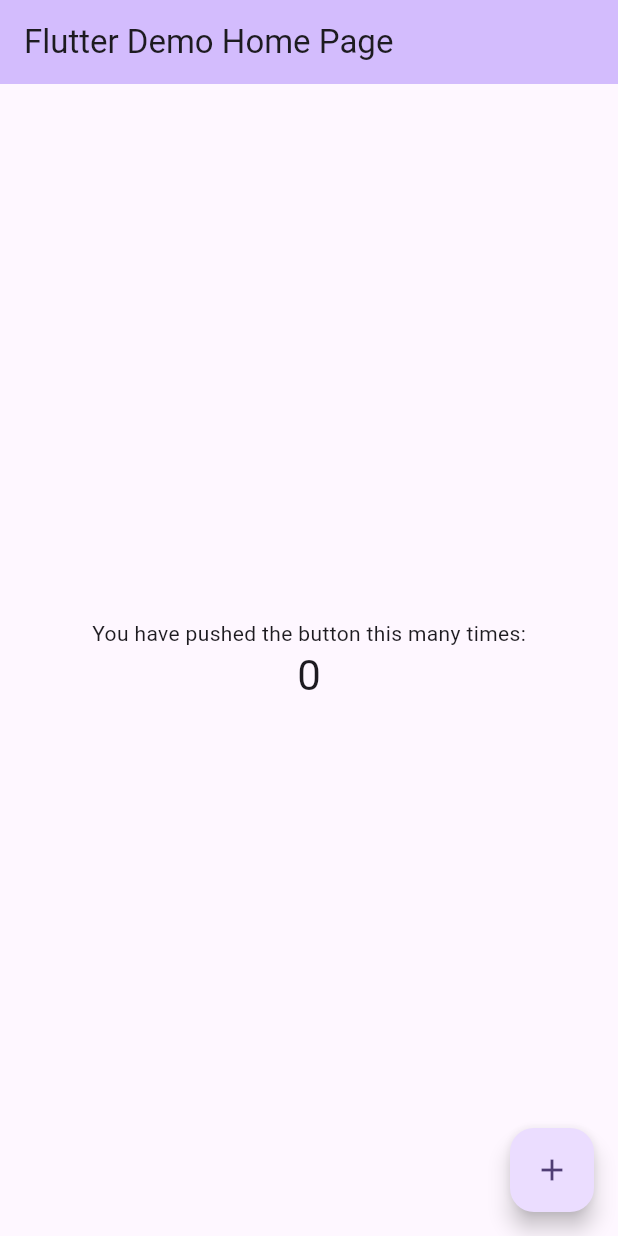
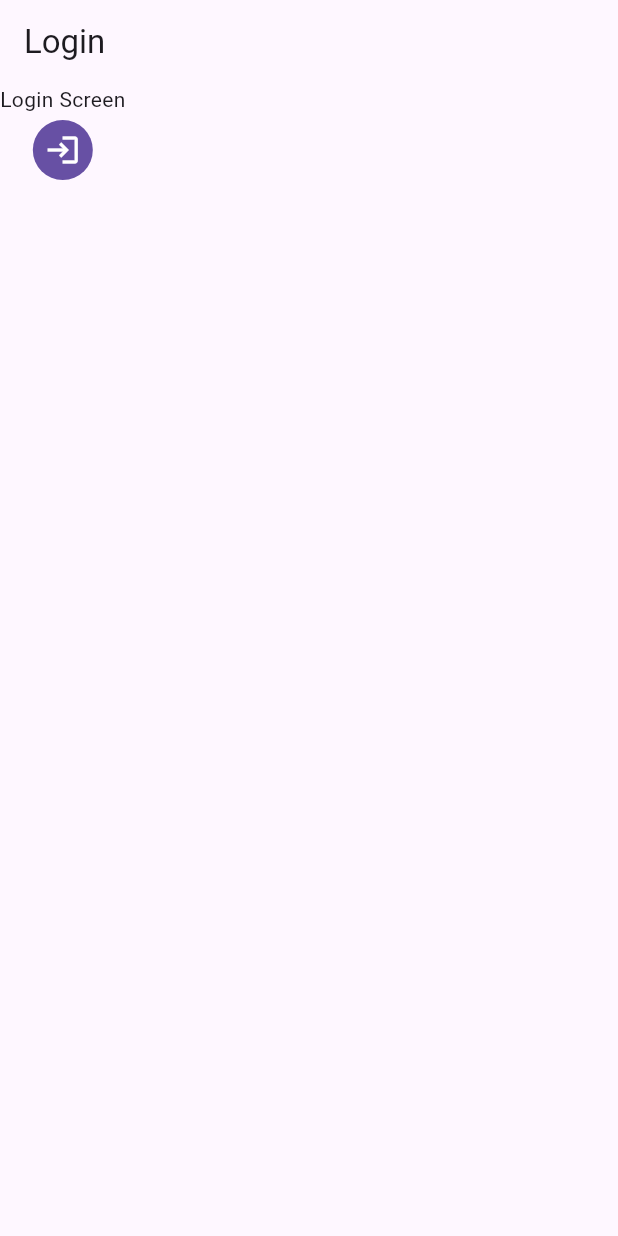
Before and after one commit to beto-dt/planets_flutter, a Flutter app: the screen it shows after launch, on a phone screen of 412 x 824 dp. Run offline on Flutter 3.47's test engine with Material 3 defaults, Android fonts, the phone set to English and light mode, and no system bars; our stand-ins replace flutter_riverpod, go_router.

Commit message:
feat:Creacion de la estructura de carpetas con clean Code  y configuracion de goROuter para el enrutamiento

```diff
--- /dev/null
+++ b/lib/core/route/go_router_provider.dart
@@ -0,0 +1,23 @@
+import 'package:flutter_riverpod/flutter_riverpod.dart';
+import 'package:go_router/go_router.dart';
+import 'package:planets_flutter/core/route/route_name.dart';
+import 'package:planets_flutter/features/login/presentation/ui/login_screen.dart';
+import 'package:planets_flutter/features/signup/presentation/ui/signup_screen.dart';
+
+final goRouterProvider = Provider<GoRouter>((ref) {
+  return GoRouter(
+    initialLocation: '/login',
+    routes: [
+      GoRoute(
+        path: '/login',
+        name: loginRoute,
+        builder: (context, state) => const LoginScreen(),
+      ),
+      GoRoute(
+        path: '/signup',
+        name: signUpRoute,
+        builder: (context, state) => const SignUpScreen(),
+      ),
+    ]
+  );
+});
--- /dev/null
+++ b/lib/core/route/route_name.dart
@@ -0,0 +1,2 @@
+const String loginRoute = 'login';
+const String signUpRoute = 'signup';
--- /dev/null
+++ b/lib/features/login/presentation/ui/login_screen.dart
@@ -0,0 +1,34 @@
+import 'package:flutter/material.dart';
+import 'package:flutter_riverpod/flutter_riverpod.dart';
+import 'package:go_router/go_router.dart';
+
+class LoginScreen extends ConsumerStatefulWidget {
+  const LoginScreen({super.key});
+
+  @override
+  ConsumerState<ConsumerStatefulWidget> createState() => _LoginScreenState();
+}
+
+class _LoginScreenState extends ConsumerState<LoginScreen> {
+    @override
+  Widget build(BuildContext context) {
+    return Scaffold(
+      appBar: AppBar(
+        title: const Text('Login'),
+      ),
+      body: SingleChildScrollView(
+        child: Column(
+          children: [
+            const Text('Login Screen'),
+            IconButton.filled(
+                onPressed: (){
+                  context.push('/signup');
+                },
+                icon: const Icon(Icons.login_outlined)
+            )
+          ],
+        ),
+      ),
+    );
+  }
+}
--- /dev/null
+++ b/lib/features/signup/presentation/ui/signup_screen.dart
@@ -0,0 +1,27 @@
+import 'package:flutter/material.dart';
+import 'package:flutter_riverpod/flutter_riverpod.dart';
+
+class SignUpScreen extends ConsumerStatefulWidget {
+  const SignUpScreen({super.key});
+
+  @override
+  ConsumerState<ConsumerStatefulWidget> createState() => _SignUpScreenState();
+}
+
+class _SignUpScreenState extends ConsumerState<SignUpScreen> {
+  @override
+  Widget build(BuildContext context) {
+    return Scaffold(
+      appBar: AppBar(
+        title: const Text('SignUp'),
+      ),
+      body: const SingleChildScrollView(
+        child: Column(
+          children: [
+            Text('SignUp Screen')
+          ],
+        ),
+      ),
+    );
+  }
+}
--- a/lib/main.dart
+++ b/lib/main.dart
@@ -1,125 +1,11 @@
 import 'package:flutter/material.dart';
+import 'package:flutter_riverpod/flutter_riverpod.dart';
+import 'package:planets_flutter/main_widget.dart';
 
 void main() {
-  runApp(const MyApp());
+  runApp(
+    ProviderScope(
+      child: MainWidget(),
+    )
+  );
 }
-
-class MyApp extends StatelessWidget {
-  const MyApp({super.key});
-
-  // This widget is the root of your application.
-  @override
-  Widget build(BuildContext context) {
-    return MaterialApp(
-      title: 'Flutter Demo',
-      theme: ThemeData(
-        // This is the theme of your application.
-        //
-        // TRY THIS: Try running your application with "flutter run". You'll see
-        // the application has a purple toolbar. Then, without quitting the app,
-        // try changing the seedColor in the colorScheme below to Colors.green
-        // and then invoke "hot reload" (save your changes or press the "hot
-        // reload" button in a Flutter-supported IDE, or press "r" if you used
-        // the command line to start the app).
-        //
-        // Notice that the counter didn't reset back to zero; the application
-        // state is not lost during the reload. To reset the state, use hot
-        // restart instead.
-        //
-        // This works for code too, not just values: Most code changes can be
-        // tested with just a hot reload.
-        colorScheme: ColorScheme.fromSeed(seedColor: Colors.deepPurple),
-        useMaterial3: true,
-      ),
-      home: const MyHomePage(title: 'Flutter Demo Home Page'),
-    );
-  }
-}
-
-class MyHomePage extends StatefulWidget {
-  const MyHomePage({super.key, required this.title});
-
-  // This widget is the home page of your application. It is stateful, meaning
-  // that it has a State object (defined below) that contains fields that affect
-  // how it looks.
-
-  // This class is the configuration for the state. It holds the values (in this
-  // case the title) provided by the parent (in this case the App widget) and
-  // used by the build method of the State. Fields in a Widget subclass are
-  // always marked "final".
-
-  final String title;
-
-  @override
-  State<MyHomePage> createState() => _MyHomePageState();
-}
-
-class _MyHomePageState extends State<MyHomePage> {
-  int _counter = 0;
-
-  void _incrementCounter() {
-    setState(() {
-      // This call to setState tells the Flutter framework that something has
-      // changed in this State, which causes it to rerun the build method below
-      // so that the display can reflect the updated values. If we changed
-      // _counter without calling setState(), then the build method would not be
-      // called again, and so nothing would appear to happen.
-      _counter++;
-    });
-  }
-
-  @override
-  Widget build(BuildContext context) {
-    // This method is rerun every time setState is called, for instance as done
-    // by the _incrementCounter method above.
-    //
-    // The Flutter framework has been optimized to make rerunning build methods
-    // fast, so that you can just rebuild anything that needs updating rather
-    // than having to individually change instances of widgets.
-    return Scaffold(
-      appBar: AppBar(
-        // TRY THIS: Try changing the color here to a specific color (to
-        // Colors.amber, perhaps?) and trigger a hot reload to see the AppBar
-        // change color while the other colors stay the same.
-        backgroundColor: Theme.of(context).colorScheme.inversePrimary,
-        // Here we take the value from the MyHomePage object that was created by
-        // the App.build method, and use it to set our appbar title.
-        title: Text(widget.title),
-      ),
-      body: Center(
-        // Center is a layout widget. It takes a single child and positions it
-        // in the middle of the parent.
-        child: Column(
-          // Column is also a layout widget. It takes a list of children and
-          // arranges them vertically. By default, it sizes itself to fit its
-          // children horizontally, and tries to be as tall as its parent.
-          //
-          // Column has various properties to control how it sizes itself and
-          // how it positions its children. Here we use mainAxisAlignment to
-          // center the children vertically; the main axis here is the vertical
-          // axis because Columns are vertical (the cross axis would be
-          // horizontal).
-          //
-          // TRY THIS: Invoke "debug painting" (choose the "Toggle Debug Paint"
-          // action in the IDE, or press "p" in the console), to see the
-          // wireframe for each widget.
-          mainAxisAlignment: MainAxisAlignment.center,
-          children: <Widget>[
-            const Text(
-              'You have pushed the button this many times:',
-            ),
-            Text(
-              '$_counter',
-              style: Theme.of(context).textTheme.headlineMedium,
-            ),
-          ],
-        ),
-      ),
-      floatingActionButton: FloatingActionButton(
-        onPressed: _incrementCounter,
-        tooltip: 'Increment',
-        child: const Icon(Icons.add),
-      ), // This trailing comma makes auto-formatting nicer for build methods.
-    );
-  }
-}
--- /dev/null
+++ b/lib/main_widget.dart
@@ -0,0 +1,15 @@
+import 'package:flutter/material.dart';
+import 'package:flutter_riverpod/flutter_riverpod.dart';
+import 'package:planets_flutter/core/route/go_router_provider.dart';
+
+class MainWidget extends ConsumerWidget {
+  const MainWidget({super.key});
+
+  @override
+  Widget build(BuildContext context, WidgetRef ref) {
+    final goRouter = ref.watch(goRouterProvider);
+    return MaterialApp.router(
+      routerConfig: goRouter,
+    );
+  }
+}
```
Also changed, not shown: 1 other file.
